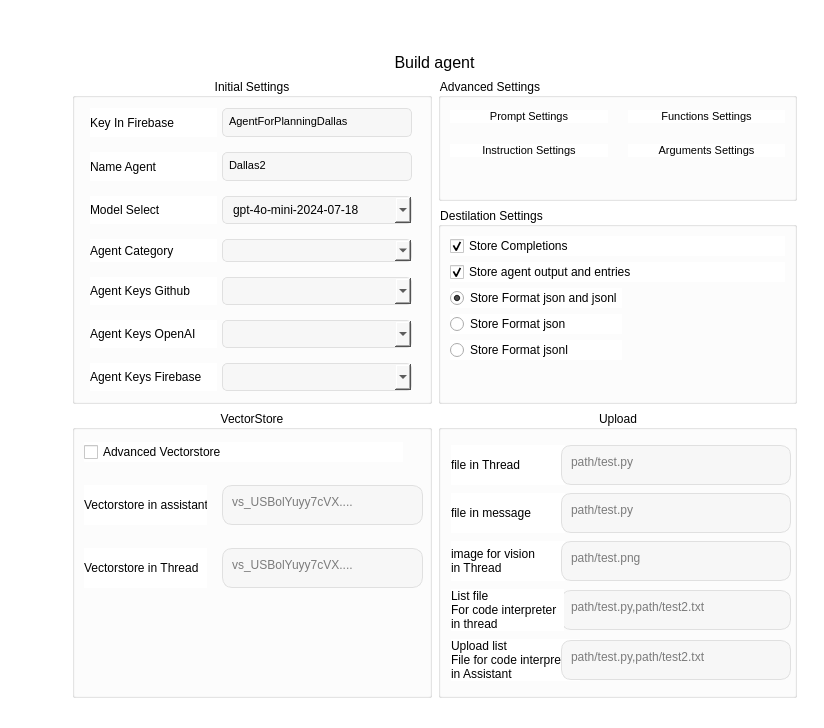
Qt form CoreUi/Editor/ui/interface.ui (ualers2/SoftwareAI) before a commit.
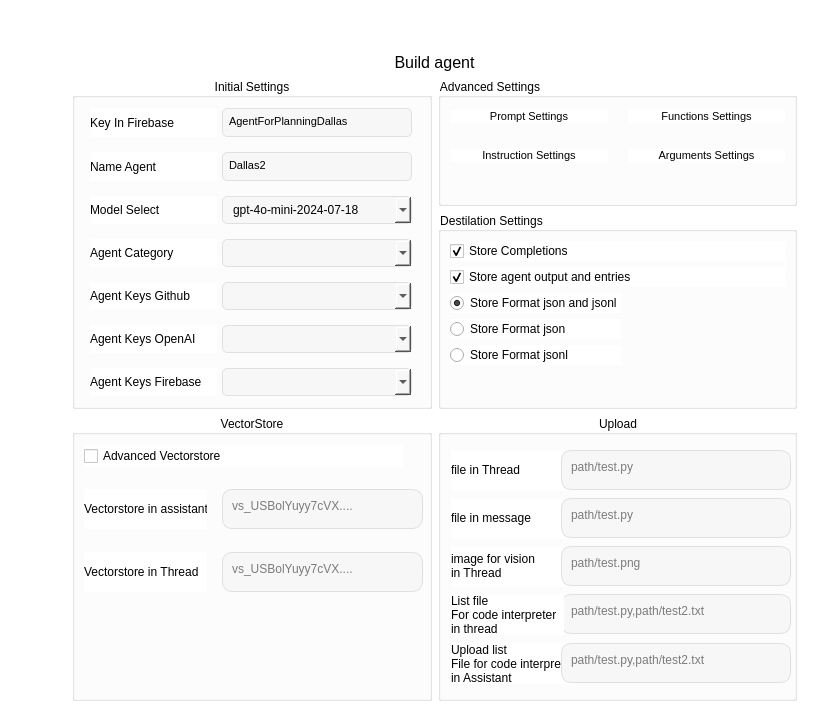
The same form after that commit. Icons and pictures are not drawn. Custom widgets are drawn as their Qt base class.

Patch:
```diff
--- a/CoreUi/Editor/ui/interface.ui
+++ b/CoreUi/Editor/ui/interface.ui
@@ -1572,21 +1572,21 @@
                  <item row="5" column="1">
                   <widget class="QComboBox" name="AgentCategory">
                    <property name="sizePolicy">
-                    <sizepolicy hsizetype="Fixed" vsizetype="Fixed">
+                    <sizepolicy hsizetype="Preferred" vsizetype="Fixed">
                      <horstretch>0</horstretch>
                      <verstretch>0</verstretch>
                     </sizepolicy>
                    </property>
                    <property name="minimumSize">
                     <size>
-                     <width>190</width>
-                     <height>23</height>
+                     <width>0</width>
+                     <height>0</height>
                     </size>
                    </property>
                    <property name="maximumSize">
                     <size>
-                     <width>190</width>
-                     <height>23</height>
+                     <width>16777215</width>
+                     <height>16777215</height>
                     </size>
                    </property>
                    <property name="styleSheet">
```
